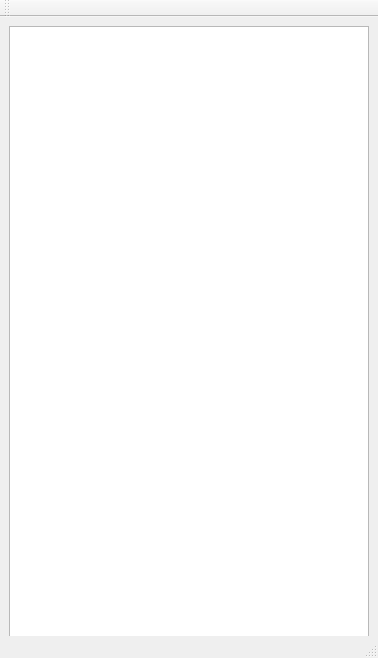
Above: TiltToLive/mainwindow.ui from hjy1/TiltToLive_H10- before the change. Below: the same form after it.
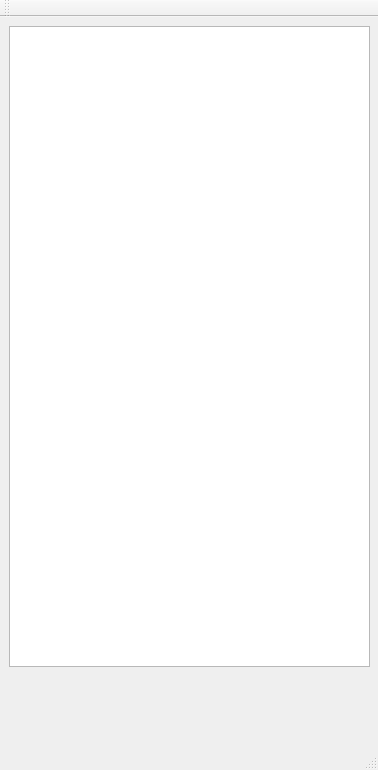
That is the form after the change.

```diff
--- a/TiltToLive/mainwindow.ui
+++ b/TiltToLive/mainwindow.ui
@@ -7,7 +7,7 @@
     <x>0</x>
     <y>0</y>
     <width>378</width>
-    <height>658</height>
+    <height>770</height>
    </rect>
   </property>
   <property name="mouseTracking">
@@ -17,15 +17,27 @@
    <string>MainWindow</string>
   </property>
   <widget class="QWidget" name="centralWidget">
+   <property name="sizePolicy">
+    <sizepolicy hsizetype="Preferred" vsizetype="Preferred">
+     <horstretch>0</horstretch>
+     <verstretch>0</verstretch>
+    </sizepolicy>
+   </property>
    <widget class="QGraphicsView" name="graphicsView">
     <property name="geometry">
      <rect>
       <x>9</x>
       <y>9</y>
-      <width>360</width>
-      <height>640</height>
+      <width>361</width>
+      <height>641</height>
      </rect>
     </property>
+    <property name="sizePolicy">
+     <sizepolicy hsizetype="Preferred" vsizetype="Preferred">
+      <horstretch>0</horstretch>
+      <verstretch>0</verstretch>
+     </sizepolicy>
+    </property>
     <property name="mouseTracking">
      <bool>true</bool>
     </property>
```
